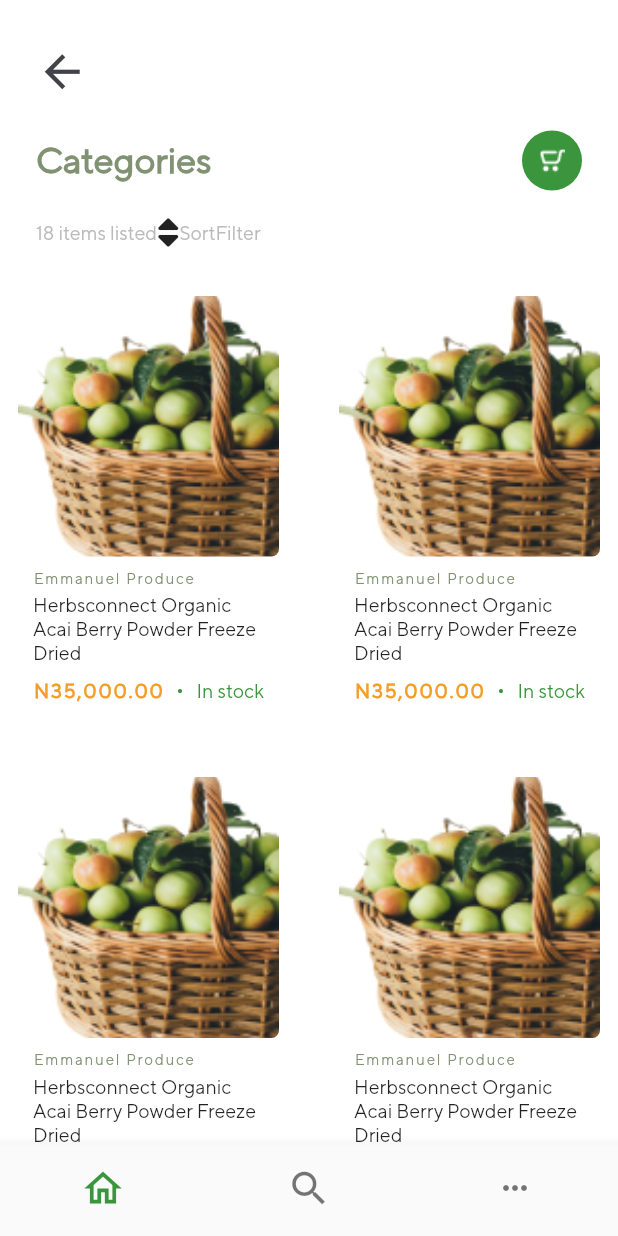
After one commit to SimiPam/aduaba_app, a Flutter app: the CategoryScreen screen opened directly, on a phone screen of 412 x 824 dp. The commit adds this screen. Run offline on Flutter 3.47's test engine with Material 2 defaults, Android fonts, the phone set to English and light mode, and no system bars; our stand-ins replace font_awesome_flutter, google_fonts.

Commit message:
categories

```diff
--- /dev/null
+++ b/lib/screens/category_screen.dart
@@ -0,0 +1,284 @@
+import 'package:aduaba_app/widgets/drawer_widget.dart';
+import 'package:flutter/material.dart';
+import 'package:flutter_staggered_grid_view/flutter_staggered_grid_view.dart';
+import 'package:font_awesome_flutter/font_awesome_flutter.dart';
+
+import 'discover_tab.dart';
+import 'home_tab.dart';
+
+class CategoryScreen extends StatefulWidget {
+  @override
+  _CategoryScreenState createState() => _CategoryScreenState();
+}
+
+class _CategoryScreenState extends State<CategoryScreen> {
+  GlobalKey<ScaffoldState> _scaffoldKey = GlobalKey<ScaffoldState>();
+  int _currentTab = 0;
+  Widget _widget;
+  @override
+  Widget build(BuildContext context) {
+    return Scaffold(
+      key: _scaffoldKey,
+      drawer: Drawer(
+        child: DrawerWidget(
+          openDraw: () {
+            _scaffoldKey.currentState.openDrawer();
+          },
+        ),
+      ),
+      body: _widget ??
+          Container(
+            child: Column(
+              children: [
+                Padding(
+                  padding: EdgeInsets.symmetric(vertical: 30, horizontal: 24),
+                  child: Column(
+                    crossAxisAlignment: CrossAxisAlignment.start,
+                    mainAxisAlignment: MainAxisAlignment.spaceEvenly,
+                    children: [
+                      InkWell(
+                        onTap: () {
+                          Navigator.pop(context);
+                        },
+                        child: Icon(
+                          Icons.arrow_back,
+                          color: Color(0xFF424347),
+                          size: 35,
+                        ),
+                      ),
+                      SizedBox(
+                        height: 22,
+                      ),
+                      Row(
+                        mainAxisAlignment: MainAxisAlignment.spaceBetween,
+                        children: [
+                          Text(
+                            "Categories",
+                            style: TextStyle(
+                                fontSize: 24,
+                                color: Color(0xFF819272),
+                                fontWeight: FontWeight.w700),
+                          ),
+                          CircleAvatar(
+                            backgroundColor: Color(0xFF3A953C),
+                            child: Image.asset("assets/homecart.png"),
+                          ),
+                        ],
+                      ),
+                      SizedBox(
+                        height: 16,
+                      ),
+                      Row(
+                        children: [
+                          Text(
+                            "18 items listed",
+                            style: TextStyle(
+                                color: Color(0xFFBBBBBB),
+                                fontSize: 13,
+                                fontWeight: FontWeight.w400),
+                          ),
+                          Row(
+                            children: [
+                              Row(
+                                children: [
+                                  FaIcon(FontAwesomeIcons.sort),
+                                  Text(
+                                    "Sort",
+                                    style: TextStyle(
+                                        color: Color(0xFFBBBBBB),
+                                        fontSize: 13,
+                                        fontWeight: FontWeight.w400),
+                                  ),
+                                ],
+                              ),
+                              Row(
+                                children: [
+                                  Text(
+                                    "Filter",
+                                    style: TextStyle(
+                                        color: Color(0xFFBBBBBB),
+                                        fontSize: 13,
+                                        fontWeight: FontWeight.w400),
+                                  ),
+                                ],
+                              ),
+                            ],
+                          ),
+                        ],
+                      )
+                    ],
+                  ),
+                ),
+                Expanded(
+                  child: StaggeredGridView.countBuilder(
+                    crossAxisCount: 4,
+                    itemCount: 4,
+                    staggeredTileBuilder: (index) => StaggeredTile.count(2, 3),
+                    mainAxisSpacing: 28.0,
+                    crossAxisSpacing: 16.0,
+                    itemBuilder: (context, index) {
+                      return GestureDetector(
+                        onTap: () {},
+                        child: Container(
+                          // height: 70,
+                          margin: EdgeInsets.only(top: 0, bottom: 0, right: 0),
+                          // width: MediaQuery.of(context).size.width / 2 - 32,
+                          // color: Colors.blueAccent,
+                          child: Stack(
+                            alignment: Alignment.topCenter,
+                            children: [
+                              Positioned(
+                                bottom: 10,
+                                child: Container(
+                                  // height: 120,
+                                  width: MediaQuery.of(context).size.width / 2 -
+                                      32,
+                                  decoration: BoxDecoration(
+                                    color: Colors.white,
+                                    borderRadius: BorderRadius.circular(4),
+                                  ),
+                                  child: Padding(
+                                    padding: EdgeInsets.all(10.0),
+                                    child: Column(
+                                      crossAxisAlignment:
+                                          CrossAxisAlignment.start,
+                                      mainAxisAlignment: MainAxisAlignment.end,
+                                      children: [
+                                        Text(
+                                          "Emmanuel Produce",
+                                          style: TextStyle(
+                                            fontSize: 10,
+                                            fontWeight: FontWeight.w300,
+                                            letterSpacing: 1.2,
+                                            color: Color(0xFF819272),
+                                          ),
+                                        ),
+                                        SizedBox(
+                                          height: 4,
+                                        ),
+                                        Text(
+                                          "Herbsconnect Organic Acai Berry Powder Freeze Dried",
+                                          style: TextStyle(
+                                            fontSize: 13,
+                                            fontWeight: FontWeight.w500,
+                                          ),
+                                        ),
+                                        SizedBox(
+                                          height: 8,
+                                        ),
+                                        Row(
+                                          mainAxisAlignment:
+                                              MainAxisAlignment.spaceBetween,
+                                          children: [
+                                            Text(
+                                              "N35,000.00",
+                                              style: TextStyle(
+                                                fontSize: 13,
+                                                fontWeight: FontWeight.w700,
+                                                letterSpacing: 1.2,
+                                                color: Color(0xFFF39E28),
+                                              ),
+                                            ),
+                                            Text(
+                                              "・",
+                                              style: TextStyle(
+                                                fontSize: 13,
+                                                fontWeight: FontWeight.w400,
+                                                color: Color(0xFFF3A953C),
+                                              ),
+                                            ),
+                                            Text(
+                                              "In stock",
+                                              style: TextStyle(
+                                                fontSize: 13,
+                                                fontWeight: FontWeight.w400,
+                                                color: Color(0xFFF3A953C),
+                                              ),
+                                            ),
+                                          ],
+                                        )
+                                      ],
+                                    ),
+                                  ),
+                                ),
+                              ),
+                              Container(
+                                decoration: BoxDecoration(
+                                  color: Colors.white,
+                                  borderRadius: BorderRadius.circular(5),
+                                ),
+                                child: ClipRRect(
+                                  borderRadius: BorderRadius.circular(5),
+                                  child: Image(
+                                    width:
+                                        MediaQuery.of(context).size.width / 2 -
+                                            32,
+                                    height:
+                                        MediaQuery.of(context).size.width / 2 -
+                                            32,
+                                    image: AssetImage("assets/fruitbasket.png"),
+                                    fit: BoxFit.cover,
+                                  ),
+                                ),
+                              ),
+                              Positioned(
+                                top: 10,
+                                right: 10,
+                                child: Image.asset("assets/whiteheart.png"),
+                              ),
+                            ],
+                          ),
+                        ),
+                      );
+                    },
+                  ),
+                ),
+              ],
+            ),
+          ),
+      bottomNavigationBar: BottomNavigationBar(
+        showSelectedLabels: false,
+        showUnselectedLabels: false,
+        selectedItemColor: Color(0xFF3A953C),
+        currentIndex: _currentTab,
+        onTap: (int val) {
+          setState(() {
+            _currentTab = val;
+            print(val);
+            if (val == 2) {
+              _scaffoldKey.currentState.openDrawer();
+            } else if (val == 1) {
+              _widget = DiscoverTab(openDraw: () {
+                _scaffoldKey.currentState.openDrawer();
+              });
+            } else {
+              _widget = HomeTab(openDraw: () {
+                _scaffoldKey.currentState.openDrawer();
+              });
+            }
+          });
+        },
+        items: [
+          BottomNavigationBarItem(
+            icon: Icon(
+              Icons.home_outlined,
+              size: 30,
+            ),
+            label: "",
+          ),
+          BottomNavigationBarItem(
+            icon: Icon(
+              Icons.search,
+              size: 30,
+            ),
+            label: "",
+          ),
+          BottomNavigationBarItem(
+            icon: Icon(Icons.more_horiz_outlined),
+            label: "",
+          ),
+        ],
+      ),
+    );
+  }
+}
--- a/lib/screens/home_screen.dart
+++ b/lib/screens/home_screen.dart
@@ -21,7 +21,11 @@ class _MyHomePageState extends State<MyHomePage> {
     return Scaffold(
       key: _scaffoldKey,
       drawer: Drawer(
-        child: DrawerWidget(),
+        child: DrawerWidget(
+          openDraw: () {
+            _scaffoldKey.currentState.openDrawer();
+          },
+        ),
       ),
       body: _widget ??
           HomeTab(openDraw: () {
--- a/pubspec.yaml
+++ b/pubspec.yaml
@@ -30,6 +30,7 @@ dependencies:
   cupertino_icons: ^1.0.2
   google_fonts: ^2.1.0
   flutter_staggered_grid_view: ^0.4.0
+  font_awesome_flutter: ^9.1.0
 
 dev_dependencies:
   flutter_test:
```
Also changed, not shown: lib/screens/categories_list_screen.dart (added, +225 -0 lines), lib/screens/user_account.dart (+9 -0 lines), lib/widgets/drawer_widget.dart (+23 -3 lines), assets/arrowforward.png (added), assets/edit.png (added), pubspec.lock.
